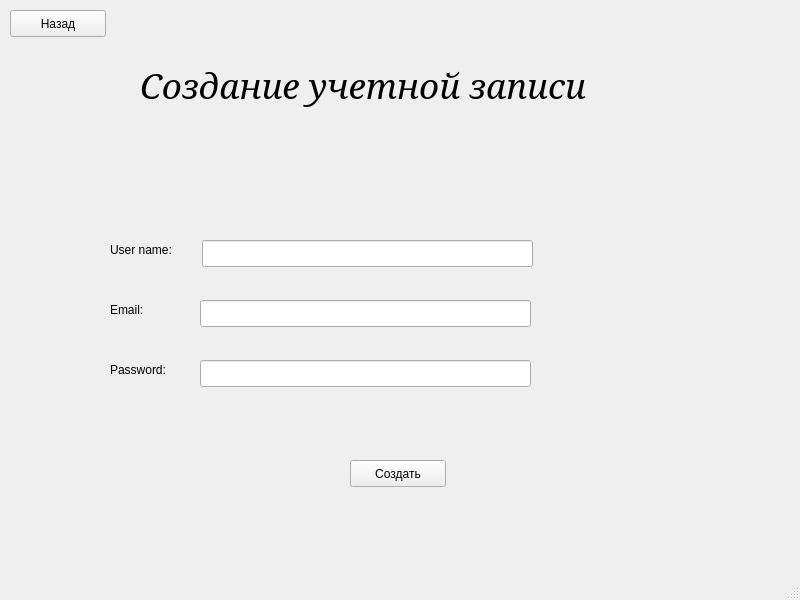
This is mainwindow.ui in klodDelkrua/gui_bibliotheque_audio_Qt as Qt 5 draws it before an edit. The edited form follows.
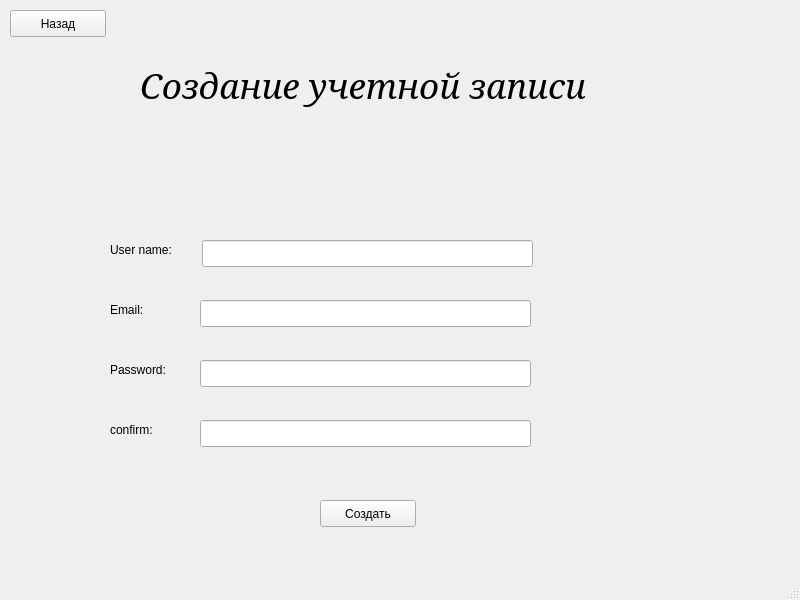
This is the edited form. The open tabs and pages were chosen to show the change.

The edit to the form file:
```diff
--- a/mainwindow.ui
+++ b/mainwindow.ui
@@ -290,8 +290,8 @@
      <widget class="QPushButton" name="pushButton_6">
       <property name="geometry">
        <rect>
-        <x>350</x>
-        <y>460</y>
+        <x>320</x>
+        <y>500</y>
         <width>96</width>
         <height>27</height>
        </rect>
@@ -313,6 +313,29 @@
        <string>Назад</string>
       </property>
      </widget>
+     <widget class="QLabel" name="label_11">
+      <property name="geometry">
+       <rect>
+        <x>110</x>
+        <y>420</y>
+        <width>71</width>
+        <height>19</height>
+       </rect>
+      </property>
+      <property name="text">
+       <string>confirm:</string>
+      </property>
+     </widget>
+     <widget class="QLineEdit" name="inputConfirm">
+      <property name="geometry">
+       <rect>
+        <x>200</x>
+        <y>420</y>
+        <width>331</width>
+        <height>27</height>
+       </rect>
+      </property>
+     </widget>
     </widget>
     <widget class="QWidget" name="page_4">
      <widget class="QLabel" name="label_9">
```
Left out of the diff: 8 changed lines with no effect on the pictures.
